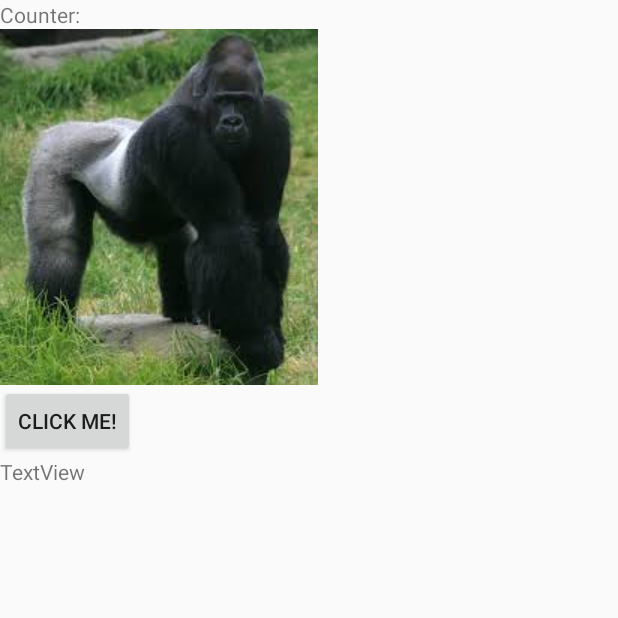
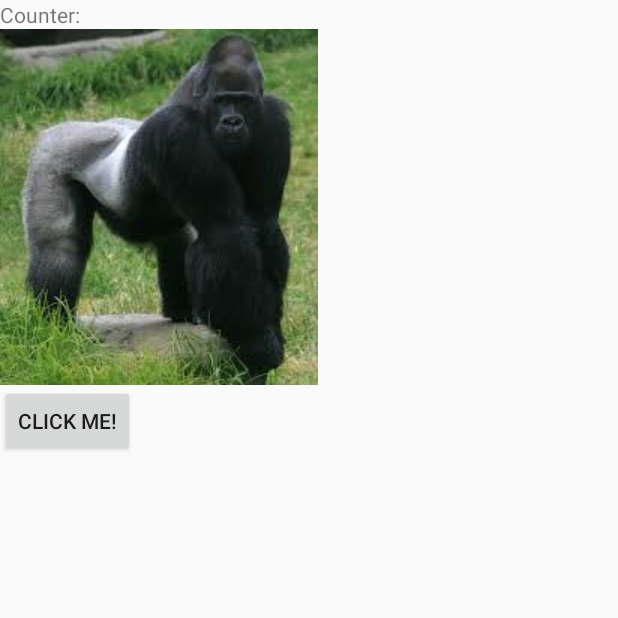
Before and after one commit to yiftachnachman/AndroidDevApp, an Android app: the screen it shows after launch (MainActivity), after a tap on an icon or button, on a phone screen of 412 x 824 dp, the top half of it. Run offline under Robolectric (Android 15) with nearby library versions, the phone set to English and light mode, and no system bars; libraries missing offline, so code that uses them is left out: me.ibrahimsn.library; pictures from the network do not load; 2 statements that could not run were skipped.

Commit message:
Fully updated gphy so its check in 7 & 8

```diff
--- a/app/src/main/AndroidManifest.xml
+++ b/app/src/main/AndroidManifest.xml
@@ -11,7 +11,6 @@
         android:roundIcon="@drawable/nfl"
         android:supportsRtl="true"
         android:theme="@style/AppTheme" >
-        <activity android:name=".view.MainActivity"></activity>
         <activity android:name=".view.LoginActivity">
             <intent-filter>
                 <action android:name="android.intent.action.MAIN" />
@@ -21,6 +20,7 @@
                 <category android:name="android.intent.category.LAUNCHER" />
             </intent-filter>
         </activity>
+        <activity android:name=".view.MainActivity"></activity>
     </application>
 
 </manifest>
--- a/app/src/main/java/com/example/myapplication/ApiRepository.kt
+++ b/app/src/main/java/com/example/myapplication/ApiRepository.kt
@@ -31,6 +31,6 @@ class ApiRepository(context: Context) {
     }
 
     companion object {
-        private const val API_KEY = "YdwxPNt3JQbgS8rKBDs3hawt4BhmmwHW"
+        private const val API_KEY = "KYlgkhIA7R3fQlwBxuRIw4tco7LLiTaa"
     }
 }
--- a/app/src/main/java/com/example/myapplication/view/MainActivity.kt
+++ b/app/src/main/java/com/example/myapplication/view/MainActivity.kt
@@ -45,13 +45,16 @@ class MainActivity : AppCompatActivity() {
         countViewModel = ViewModelProviders.of(this).get(CountViewModel::class.java)
         countViewModel.getUserCount(getUserName()).observe(this,
             androidx.lifecycle.Observer {updateCounter(it) })
+
         gifViewModel = ViewModelProviders.of(this).get(GifViewModel::class.java)
         gifViewModel.getRandomGif("android").observe(this,
-            androidx.lifecycle.Observer { loadGif(it) })
+            androidx.lifecycle.Observer {loadGif(it)})
         myButton.setOnClickListener {
             gcounter++
             myCounter.text = "Counter: " + gcounter.toString()
             myImage.rotate90()
+
+            countViewModel.setUserCount(getUserName(), gcounter + 1)
         }
     }
     //updateCounter is a function that just makes sure that the counter inside the text box is always
--- a/app/src/main/res/layout/activity_main.xml
+++ b/app/src/main/res/layout/activity_main.xml
@@ -30,18 +30,6 @@
         android:text="Click Me!"
         tools:visibility="visible" />
 
-    <com.google.android.gms.ads.AdView
-        android:id="@+id/adView"
-        android:layout_width="wrap_content"
-        android:layout_height="wrap_content"
-        app:layout_anchor="@+id/myImage"
-        app:layout_anchorGravity="end|top" />
-
-    <TextView
-        android:id="@+id/textView"
-        android:layout_width="wrap_content"
-        android:layout_height="58dp"
-        android:text="TextView" />
 
     <!--    <Button-->
     <!--        android:id="@+id/button"-->
```
Also changed, not shown: app/build.gradle (+13 -13 lines), app/src/main/res/layout/activity_login.xml (+1 -13 lines).
